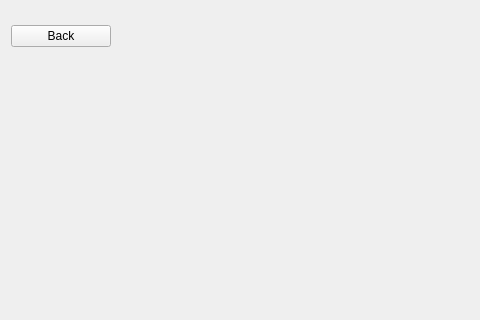
Old version of the form GUI/mainWidget.ui in the repository vasav123/LoadManager; both pictures show x 0 to 480 and y 0 to 320 of the 1211 by 798 pixel window.
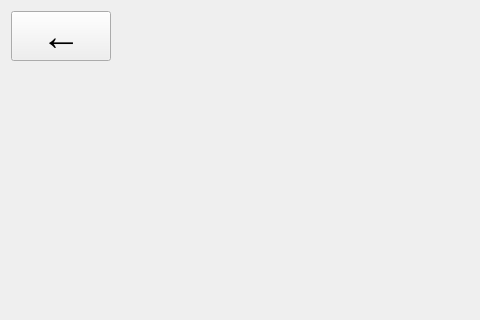
New version of the form.

Commit message: changed back to an back arrow

The edit to the form file:
```diff
--- a/GUI/mainWidget.ui
+++ b/GUI/mainWidget.ui
@@ -46,11 +46,18 @@
         <property name="maximumSize">
          <size>
           <width>100</width>
-          <height>16777215</height>
+          <height>200</height>
          </size>
         </property>
+        <property name="font">
+         <font>
+          <pointsize>30</pointsize>
+          <weight>75</weight>
+          <bold>true</bold>
+         </font>
+        </property>
         <property name="text">
-         <string>Back</string>
+         <string>←</string>
         </property>
        </widget>
       </item>
```
The commit also changes 1 other file.
